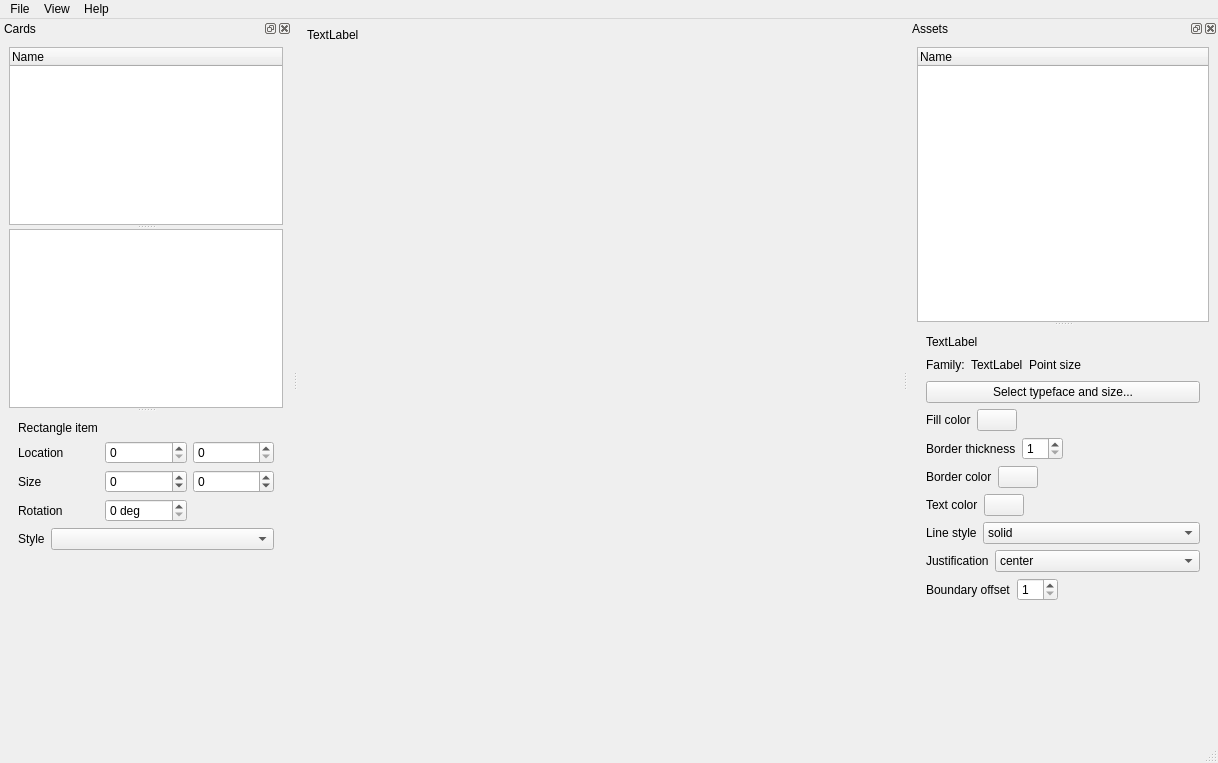
This is card_editor_main.ui in randall-frank/heresy-card-builder as Qt 5 draws it before an edit. The edited form follows.
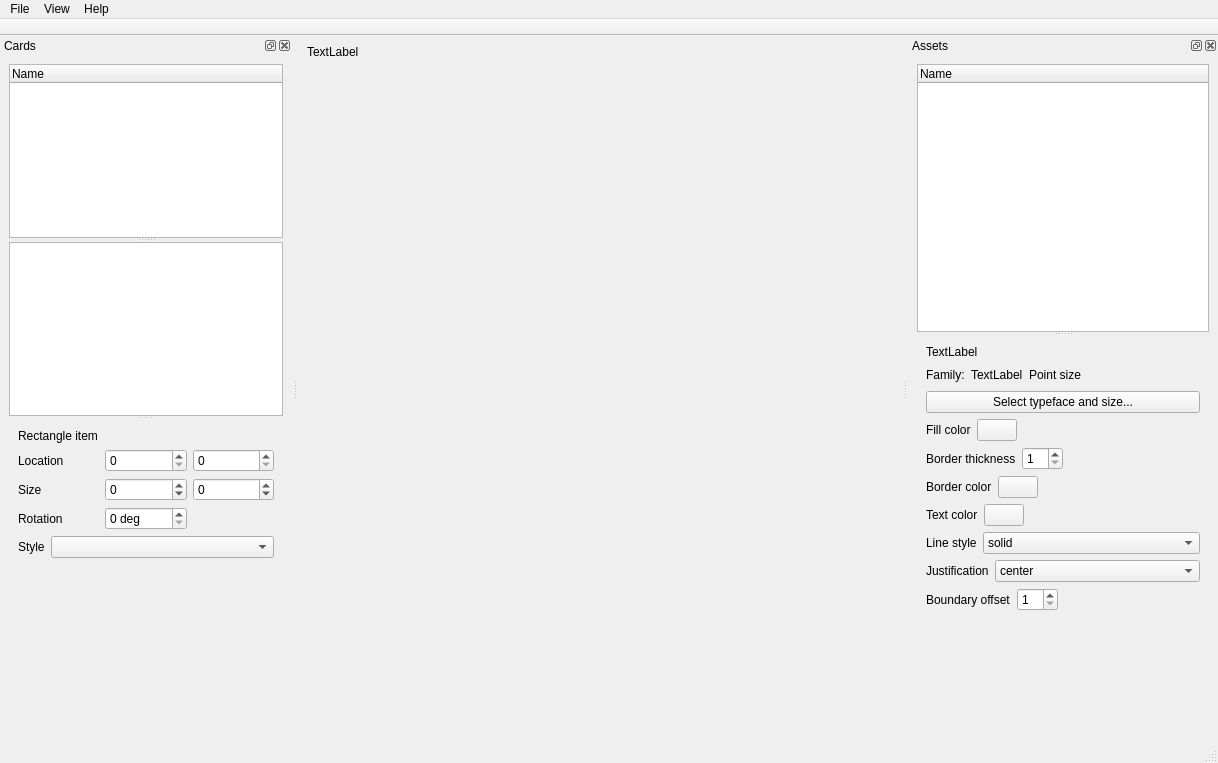
This is the edited form. Icons and pictures are not drawn. Custom widgets are drawn as their Qt base class.

Commit message:
Add icons and toolbars
Allow for resources for QActions and QToolBar.
Add a build script.

Diff of the .ui file:
```diff
--- a/card_editor_main.ui
+++ b/card_editor_main.ui
@@ -1002,6 +1002,29 @@
     </layout>
    </widget>
   </widget>
+  <widget class="QToolBar" name="toolbar">
+   <property name="windowTitle">
+    <string>Actions</string>
+   </property>
+   <property name="movable">
+    <bool>false</bool>
+   </property>
+   <property name="allowedAreas">
+    <set>Qt::TopToolBarArea</set>
+   </property>
+   <property name="toolButtonStyle">
+    <enum>Qt::ToolButtonIconOnly</enum>
+   </property>
+   <property name="floatable">
+    <bool>false</bool>
+   </property>
+   <attribute name="toolBarArea">
+    <enum>TopToolBarArea</enum>
+   </attribute>
+   <attribute name="toolBarBreak">
+    <bool>false</bool>
+   </attribute>
+  </widget>
   <action name="actionQuit">
    <property name="text">
     <string>Quit</string>
```
Left out of the diff: 25 changed lines with no effect on the pictures. The commit also changes 10 other files.
